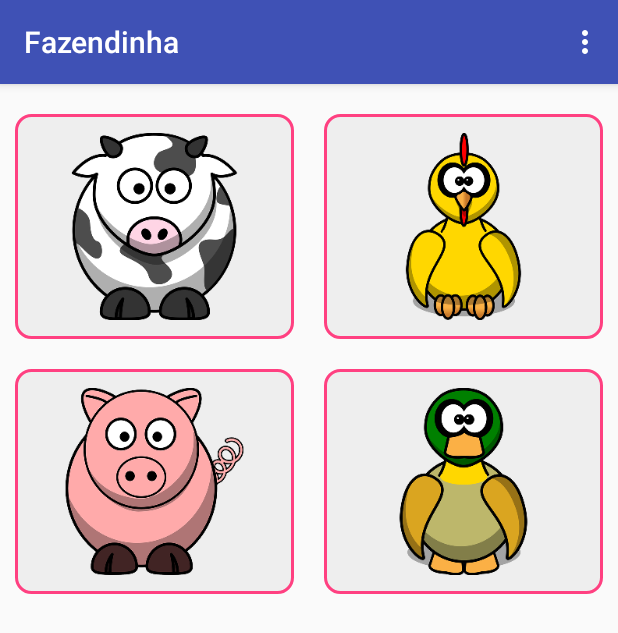
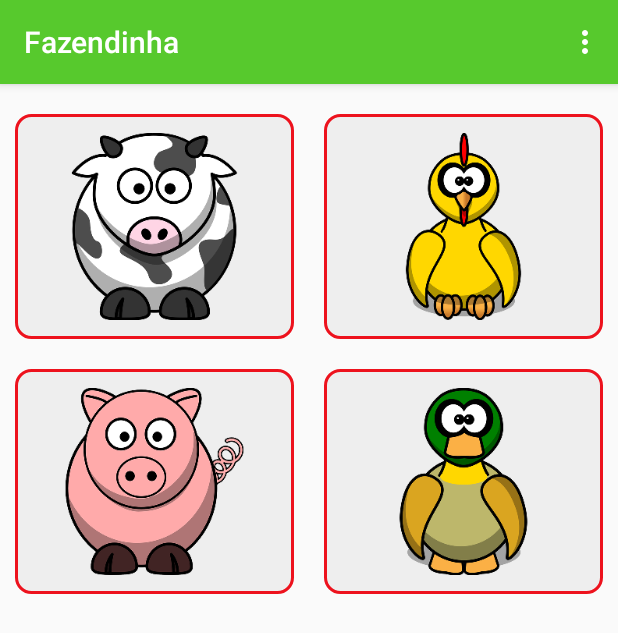
Before and after one commit to aduilio/MiniCursoFai2017, an Android app: the screen it shows after launch (MainActivity), on a phone screen of 412 x 824 dp. Shown: the top 633 px of the screen. Run offline under Robolectric (Android 15) with nearby library versions, the phone set to English and light mode, and no system bars.

Commit message:
Style main icons

```diff
--- a/app/src/main/res/layout/activity_main.xml
+++ b/app/src/main/res/layout/activity_main.xml
@@ -16,29 +16,15 @@
             android:layout_marginTop="20dp">
 
             <ImageView
-                android:layout_width="0dp"
-                android:layout_height="match_parent"
-                android:layout_marginLeft="10dp"
-                android:layout_marginRight="10dp"
-                android:layout_weight="1"
-                android:background="@drawable/selector_main_icon"
+                style="@style/ImageMainIcons"
                 android:clickable="true"
                 android:onClick="onVacaClick"
-                android:padding="10dp"
-                android:scaleType="centerInside"
                 android:src="@drawable/vaca" />
 
             <ImageView
-                android:layout_width="0dp"
-                android:layout_height="match_parent"
-                android:layout_marginLeft="10dp"
-                android:layout_marginRight="10dp"
-                android:layout_weight="1"
-                android:background="@drawable/selector_main_icon"
+                style="@style/ImageMainIcons"
                 android:clickable="true"
                 android:onClick="onPeruClick"
-                android:padding="10dp"
-                android:scaleType="centerInside"
                 android:src="@drawable/peru" />
 
         </LinearLayout>
@@ -50,26 +36,12 @@
 
             <ImageView
                 android:id="@+id/iv_main_porco"
-                android:layout_width="0dp"
-                android:layout_height="match_parent"
-                android:layout_marginLeft="10dp"
-                android:layout_marginRight="10dp"
-                android:layout_weight="1"
-                android:background="@drawable/selector_main_icon"
-                android:padding="10dp"
-                android:scaleType="centerInside"
+                style="@style/ImageMainIcons"
                 android:src="@drawable/porco" />
 
             <ImageView
                 android:id="@+id/iv_main_pato"
-                android:layout_width="0dp"
-                android:layout_height="match_parent"
-                android:layout_marginLeft="10dp"
-                android:layout_marginRight="10dp"
-                android:layout_weight="1"
-                android:background="@drawable/selector_main_icon"
-                android:padding="10dp"
-                android:scaleType="centerInside"
+                style="@style/ImageMainIcons"
                 android:src="@drawable/pato" />
 
         </LinearLayout>
--- a/app/src/main/res/values/colors.xml
+++ b/app/src/main/res/values/colors.xml
@@ -1,6 +1,6 @@
 <?xml version="1.0" encoding="utf-8"?>
 <resources>
-    <color name="colorPrimary">#3F51B5</color>
-    <color name="colorPrimaryDark">#303F9F</color>
-    <color name="colorAccent">#FF4081</color>
+    <color name="colorPrimary">#57c92d</color>
+    <color name="colorPrimaryDark">#2e840e</color>
+    <color name="colorAccent">#ed121d</color>
 </resources>
--- a/app/src/main/res/values/styles.xml
+++ b/app/src/main/res/values/styles.xml
@@ -8,4 +8,15 @@
         <item name="colorAccent">@color/colorAccent</item>
     </style>
 
+    <style name="ImageMainIcons">
+        <item name="android:layout_width">0dp</item>
+        <item name="android:layout_weight">1</item>
+        <item name="android:layout_height">match_parent</item>
+        <item name="android:layout_marginLeft">10dp</item>
+        <item name="android:layout_marginRight">10dp</item>
+        <item name="android:background">@drawable/selector_main_icon</item>
+        <item name="android:padding">10dp</item>
+        <item name="android:scaleType">centerInside</item>
+    </style>
+
 </resources>
```
